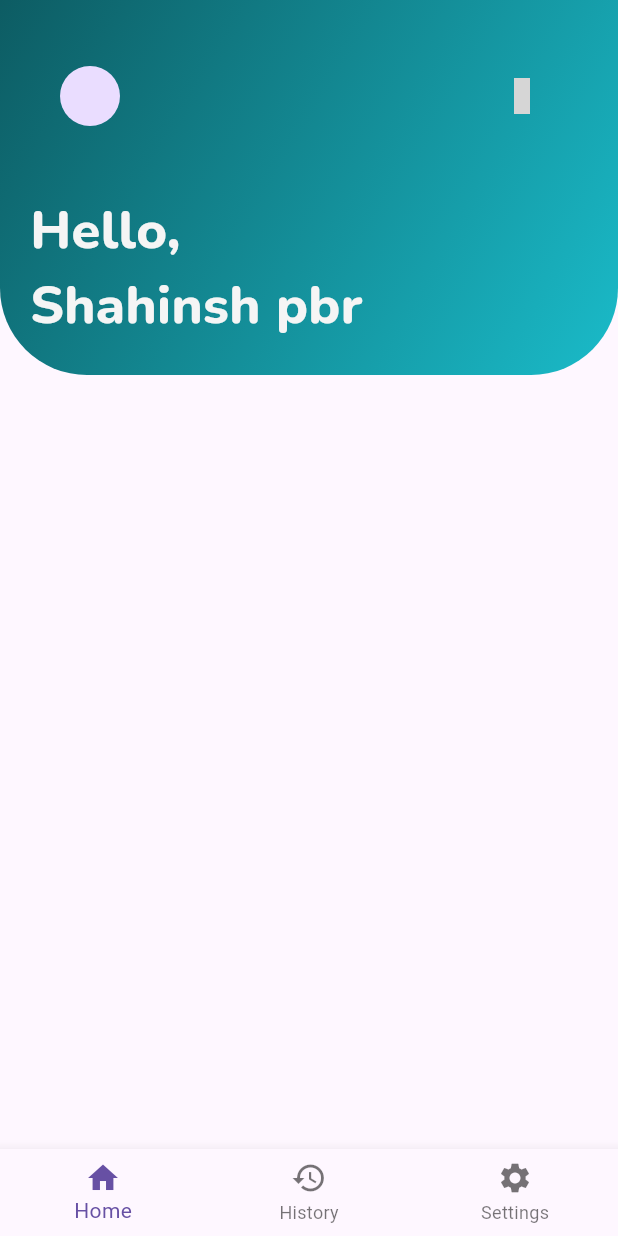
After one commit to shahinshpbr10/TraceApp, a Flutter app: the BottomNavBar screen opened directly, on a phone screen of 412 x 824 dp. The commit adds this screen. Run offline on Flutter 3.47's test engine with Material 3 defaults, Android fonts, the phone set to English and light mode, and no system bars; our stand-ins replace cloud_firestore, firebase_auth, firebase_core, flutter_svg, iconsax, lottie; accounts and stored records are empty; grey boxes are pictures that could not be loaded.

Commit message:
bottom nav bar and home page design started

```diff
--- /dev/null
+++ b/lib/Home/homepage.dart
@@ -0,0 +1,60 @@
+import 'package:flutter/cupertino.dart';
+import 'package:flutter/material.dart';
+import 'package:iconsax/iconsax.dart';
+import 'package:traceapp/Common/appcolor.dart';
+import 'package:traceapp/Common/textstyles.dart';
+
+class HomePage extends StatelessWidget {
+  const HomePage({super.key});
+
+  @override
+  Widget build(BuildContext context) {
+    return Scaffold(
+      body: Container(
+        child: Column(
+          children: [
+            Container(
+              width: double.infinity,
+              height: 250,
+              decoration: BoxDecoration(
+                  gradient: LinearGradient(
+                    begin: Alignment.topLeft,
+                    end: Alignment.bottomRight,
+                    colors: [AppColors.maincolor1, AppColors.maincolor2],
+                  ),
+                  borderRadius: BorderRadius.only(
+                      bottomRight: Radius.circular(58),
+                      bottomLeft: Radius.circular(58))),
+              child: Padding(
+                padding: const EdgeInsets.all(20.0),
+                child: Column(
+                  mainAxisAlignment: MainAxisAlignment.start,
+                  crossAxisAlignment: CrossAxisAlignment.start,
+                  children: [
+                    Padding(
+                      padding: const EdgeInsets.all(20.0),
+                      child: Row(
+                        mainAxisAlignment: MainAxisAlignment.spaceBetween,
+                        children: [CircleAvatar(),IconButton(onPressed:() {
+
+                        }, icon: Icon(Iconsax.notification,color: AppColors.appwhite,)),],),
+                    ),
+                    SizedBox(height: 20,),
+                    Row(
+                      children: [
+                        Text("Hello,\nShahinsh pbr",style: AppTextStyles.heading2.copyWith(color: AppColors.appwhite,fontSize:35 ),),
+                      ],
+                    ),
+                  ],
+                ),
+              ),
+            ),
+            Column(
+              children: [],
+            ),
+          ],
+        ),
+      ),
+    );
+  }
+}
--- /dev/null
+++ b/lib/bottomnavbar/bottomnavbar.dart
@@ -0,0 +1,83 @@
+import 'package:flutter/material.dart';
+
+import '../Home/homepage.dart';
+
+
+
+class BottomNavBar extends StatefulWidget {
+  const BottomNavBar({super.key});
+
+  @override
+  _BottomNavBarState createState() => _BottomNavBarState();
+}
+
+class _BottomNavBarState extends State<BottomNavBar> {
+  int _currentIndex = 0;
+
+  final List<dynamic> _children = [
+    HomePage(),
+    HistoryPage(),
+    SettingsPage(),
+  ];
+
+  void onTabTapped(int index) {
+    setState(() {
+      _currentIndex = index;
+    });
+  }
+
+  @override
+  Widget build(BuildContext context) {
+    return Scaffold(
+      body: _children[_currentIndex],
+      bottomNavigationBar: BottomNavigationBar(
+        onTap: onTabTapped,
+        currentIndex: _currentIndex,
+        items: [
+          BottomNavigationBarItem(
+            icon: Icon(Icons.home),
+            label: 'Home',
+          ),
+          BottomNavigationBarItem(
+            icon: Icon(Icons.history),
+            label: 'History',
+          ),
+          BottomNavigationBarItem(
+            icon: Icon(Icons.settings),
+            label: 'Settings',
+          ),
+        ],
+      ),
+    );
+  }
+}
+
+
+
+class HistoryPage extends StatelessWidget {
+  @override
+  Widget build(BuildContext context) {
+    return Scaffold(
+      appBar: AppBar(
+        title: Text('History'),
+      ),
+      body: Center(
+        child: Text('History Page'),
+      ),
+    );
+  }
+}
+
+class SettingsPage extends StatelessWidget {
+  @override
+  Widget build(BuildContext context) {
+    return Scaffold(
+      appBar: AppBar(
+        title: Text('Settings'),
+      ),
+      body: Center(
+        child: Text('Settings Page'),
+      ),
+    );
+  }
+}
```
Also changed, not shown: lib/signinpage/signinpage.dart (+24 -6 lines).
